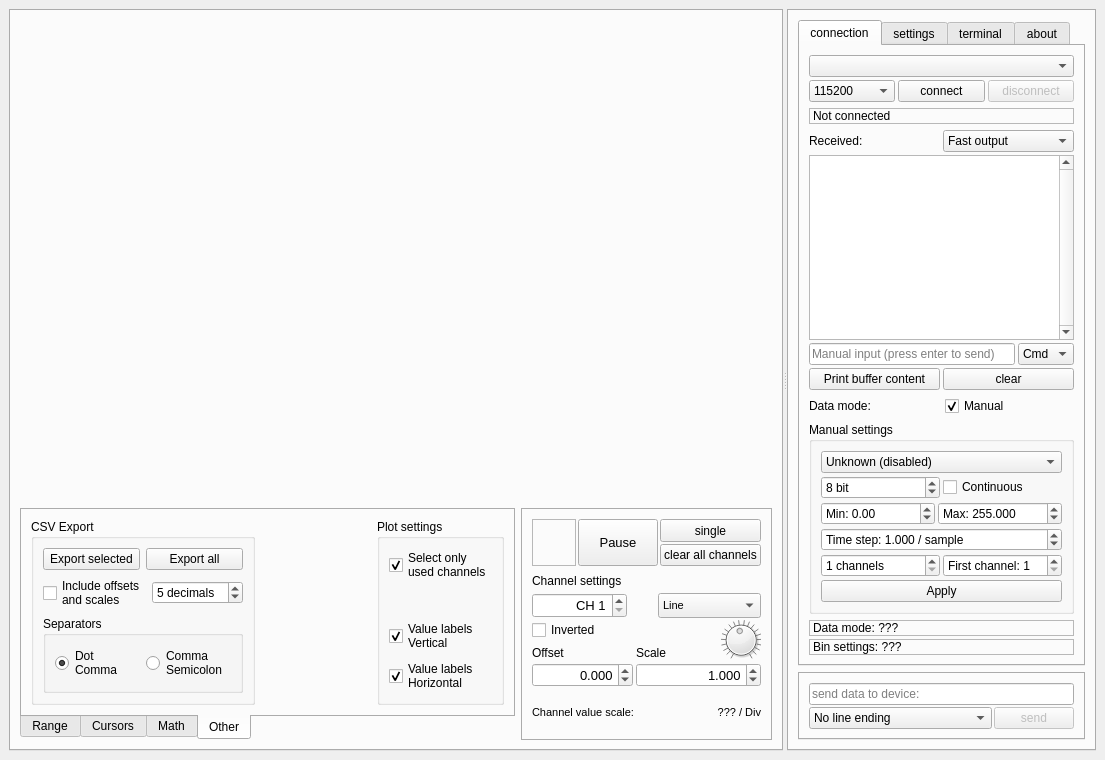
This is mainwindow.ui in jirimaier/DataPlotter as Qt 5 draws it before an edit. The edited form follows.
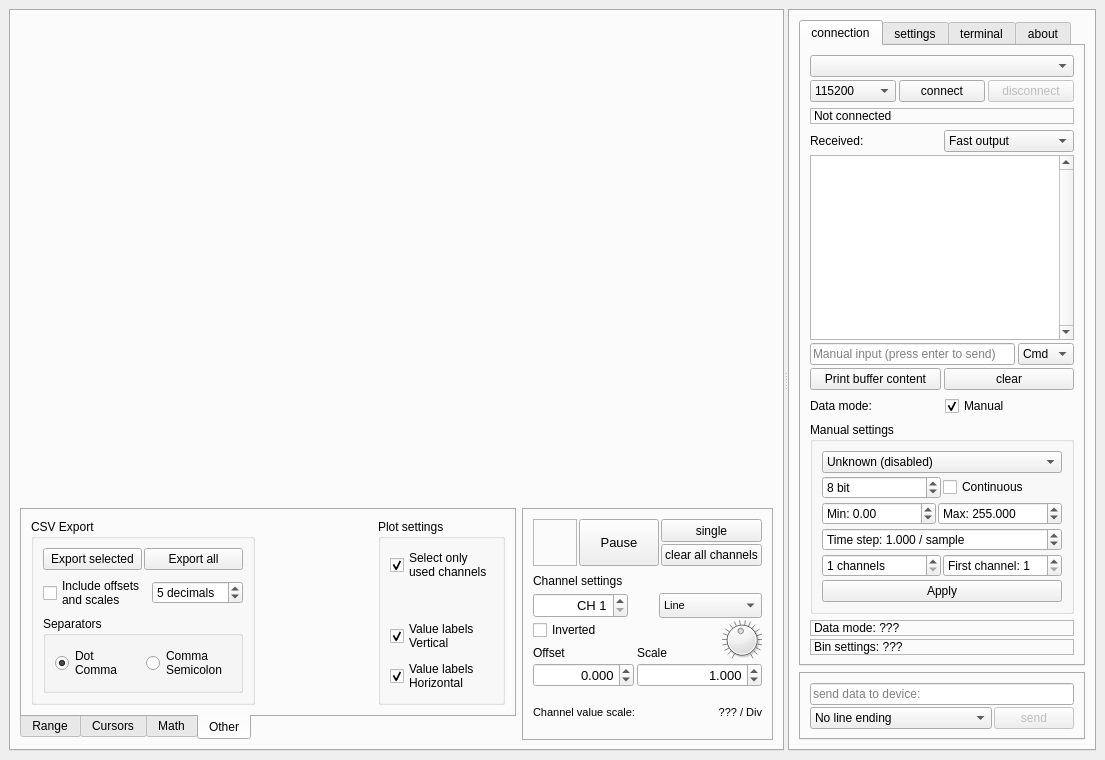
This is the edited form. The open tabs and pages were chosen to show the change. Icons and pictures are not drawn. Custom widgets are drawn as their Qt base class.

The edit to the form file:
```diff
--- a/mainwindow.ui
+++ b/mainwindow.ui
@@ -1752,6 +1752,9 @@
                  <layout class="QVBoxLayout" name="verticalLayout_4">
                   <item>
                    <layout class="QHBoxLayout" name="horizontalLayout_25">
+                    <property name="spacing">
+                     <number>2</number>
+                    </property>
                     <item>
                      <widget class="QPushButton" name="pushButtonSelectedCSV">
                       <property name="text">
@@ -2017,7 +2020,7 @@
                  <item>
                   <widget class="QPushButton" name="pushButtonPause">
                    <property name="sizePolicy">
-                    <sizepolicy hsizetype="Preferred" vsizetype="Preferred">
+                    <sizepolicy hsizetype="Expanding" vsizetype="Preferred">
                      <horstretch>0</horstretch>
                      <verstretch>0</verstretch>
                     </sizepolicy>
@@ -2903,6 +2906,9 @@
                 </item>
                 <item>
                  <layout class="QHBoxLayout" name="horizontalLayout_20">
+                  <property name="spacing">
+                   <number>2</number>
+                  </property>
                   <item>
                    <widget class="QSpinBox" name="spinBoxDataBinaryBits">
                     <property name="enabled">
@@ -2942,6 +2948,9 @@
                 </item>
                 <item>
                  <layout class="QHBoxLayout" name="horizontalLayout_31">
+                  <property name="spacing">
+                   <number>2</number>
+                  </property>
                   <item>
                    <widget class="QDoubleSpinBox" name="doubleSpinBoxBinaryDataMin">
                     <property name="enabled">
@@ -3031,6 +3040,9 @@
                 </item>
                 <item>
                  <layout class="QHBoxLayout" name="horizontalLayout_32">
+                  <property name="spacing">
+                   <number>2</number>
+                  </property>
                   <item>
                    <widget class="QSpinBox" name="spinBoxBinaryDataNumCh">
                     <property name="enabled">
```
Left out of the diff: 2 changed lines with no effect on the pictures.
